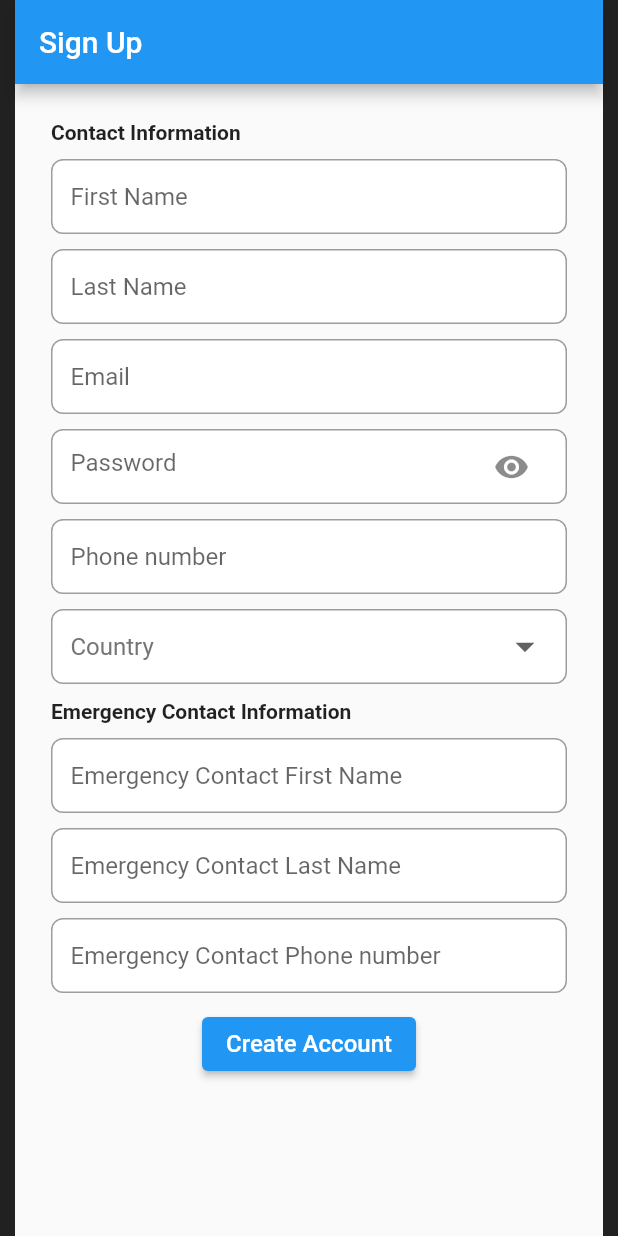
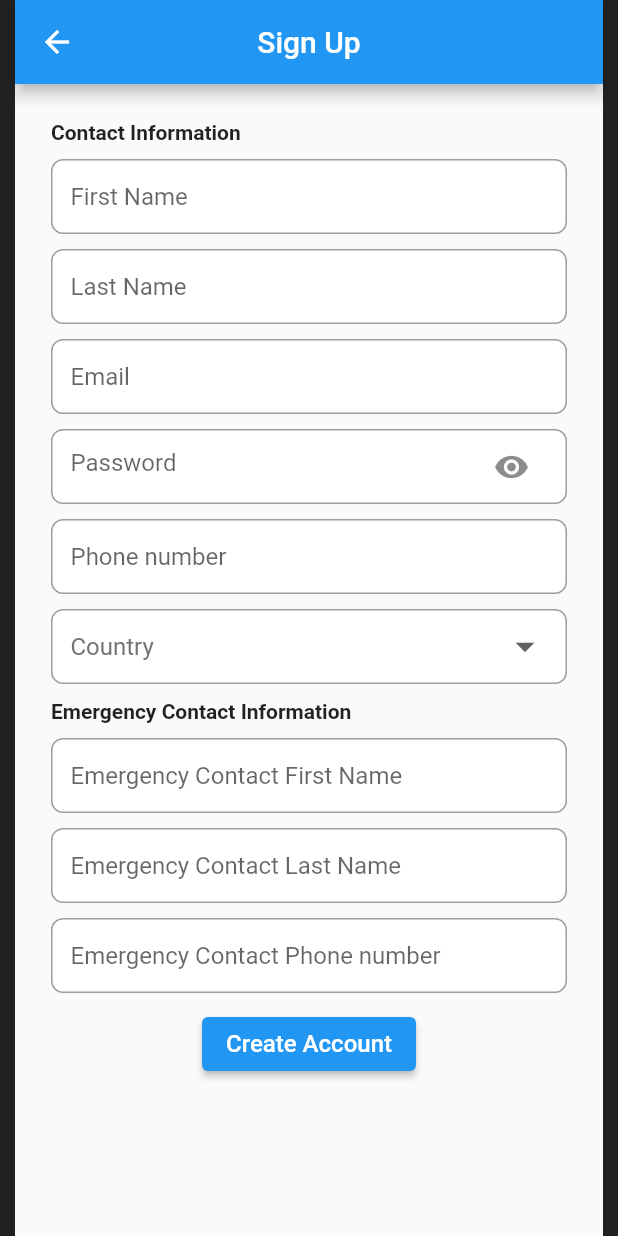
Before and after one commit to GoogleSolutionChallenge/CrisisConnect-App-Repository, a Flutter app: the screen it shows after launch, on a phone screen of 412 x 824 dp. Run offline on Flutter 3.47's test engine with Material 2 defaults, Android fonts, the phone set to English and light mode, and no system bars.

Commit message:
Finished the Sign up screen
:)

```diff
--- a/crisis_connect/lib/screens/CreateProfileScreen.dart
+++ b/crisis_connect/lib/screens/CreateProfileScreen.dart
@@ -308,7 +308,16 @@ class CreateProfile extends State<FormScreen> {
   @override
   Widget build(BuildContext context) {
     return Scaffold(
-      appBar: AppBar(title: Text("Sign Up")),
+      appBar: AppBar(
+        title: Text("Sign Up"),
+        centerTitle: true,
+        leading: IconButton(
+          icon: Icon(Icons.arrow_back),
+          onPressed: () {
+            // Handle menu button press
+          },
+        )
+      ),
       body: SingleChildScrollView(
         child: Container(
           margin: EdgeInsets.all(24),
```
